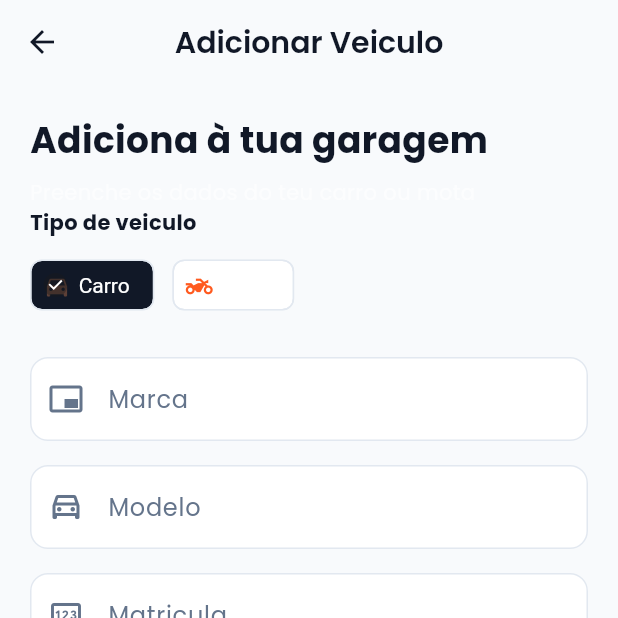
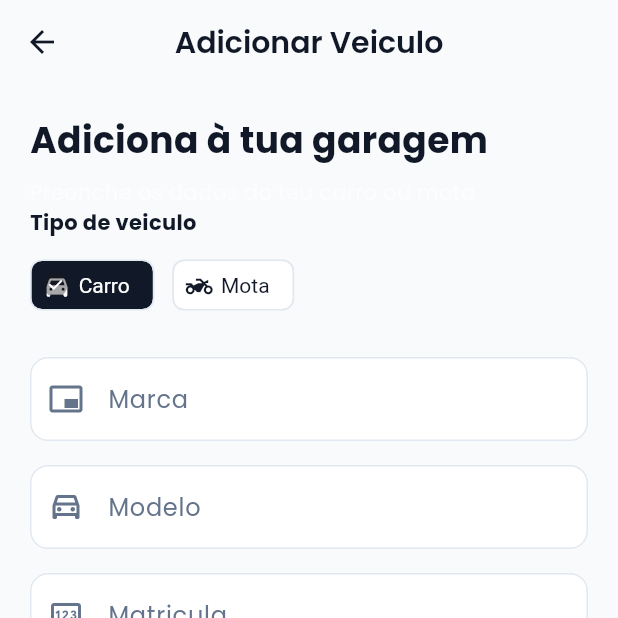
Before and after one commit to afonsoextreme/Projeto_mobile_26-27, a Flutter app: the CriarVeiculoScreen screen opened directly, on a phone screen of 412 x 824 dp, the top half of it. Run offline on Flutter 3.47's test engine with Material 3 defaults, Android fonts, the phone set to English and light mode, and no system bars; our stand-ins replace google_fonts.

Commit message:
update sem erros 30/10

```diff
--- a/ridesync/lib/screens/criar_veiculo_screen.dart
+++ b/ridesync/lib/screens/criar_veiculo_screen.dart
@@ -1,5 +1,6 @@
 import 'package:flutter/material.dart';
 import 'package:ridesync/models/veiculo.dart';
+import 'package:ridesync/theme/app_theme.dart';
 
 class CriarVeiculoScreen extends StatefulWidget{
   final Veiculo? veiculo;
@@ -111,20 +112,46 @@ class _CriarPasseioScreenState extends State<CriarVeiculoScreen>{
                 spacing: 12,
                 children: [
                   ChoiceChip(
-                    avatar: const Icon(Icons.directions_car),
+                    avatar: Icon(
+                      Icons.directions_car,
+                      color: _tipo == 'Carro'
+                          ? AppTheme.branco
+                          : AppTheme.asfalto,
+                    ),
                     label: const Text('Carro'),
+                    labelStyle: TextStyle(
+                      color: _tipo == 'Carro'
+                          ? AppTheme.branco
+                          : AppTheme.asfalto,
+                    ),
+                    selectedColor: AppTheme.asfalto,
+                    backgroundColor: AppTheme.branco,
+                    checkmarkColor: AppTheme.branco,
                     selected: _tipo == 'Carro',
-                    onSelected: (_) {
+                    onSelected: (_){
                       setState(() {
                         _tipo = 'Carro';
                       });
                     },
                   ),
                   ChoiceChip(
-                    avatar: const Icon(Icons.two_wheeler),
+                    avatar: Icon(
+                      Icons.two_wheeler,
+                      color: _tipo == 'Mota'
+                          ? AppTheme.branco
+                          : AppTheme.asfalto,
+                    ),
                     label: const Text('Mota'),
+                    labelStyle: TextStyle(
+                      color: _tipo == 'Mota'
+                          ? AppTheme.branco
+                          : AppTheme.asfalto,
+                    ),
+                    selectedColor: AppTheme.asfalto,
+                    backgroundColor: AppTheme.branco,
+                    checkmarkColor: AppTheme.branco,
                     selected: _tipo == 'Mota',
-                    onSelected: (_){
+                    onSelected:(_) {
                       setState(() {
                         _tipo = 'Mota';
                       });
--- a/ridesync/lib/screens/garagem_screen.dart
+++ b/ridesync/lib/screens/garagem_screen.dart
@@ -141,7 +141,7 @@ class _GaragemScreenState extends State<GaragemScreen>{
                 veiculo.tipo == 'Carro'
                     ? Icons.directions_car
                     : Icons.two_wheeler,
-                color: Colors.orange,
+                color: AppTheme.asfalto,
                 size: 36,
               ),
               title: Text(
--- a/ridesync/lib/widgets/passeio_card.dart
+++ b/ridesync/lib/widgets/passeio_card.dart
@@ -1,4 +1,5 @@
 import 'package:flutter/material.dart';
+import 'package:ridesync/theme/app_theme.dart';
 
 class PasseioCard extends StatelessWidget{
   final String titulo;
@@ -44,7 +45,7 @@ class PasseioCard extends StatelessWidget{
                 children: [
                   Icon(
                     icon,
-                    color: cancelado ? Colors.grey : Colors.orange,
+                    color: cancelado ? AppTheme.cinza : AppTheme.asfalto,
                     size: 36,
                   ),
                   if(!cancelado)
```
Also changed, not shown: 1 other file.
